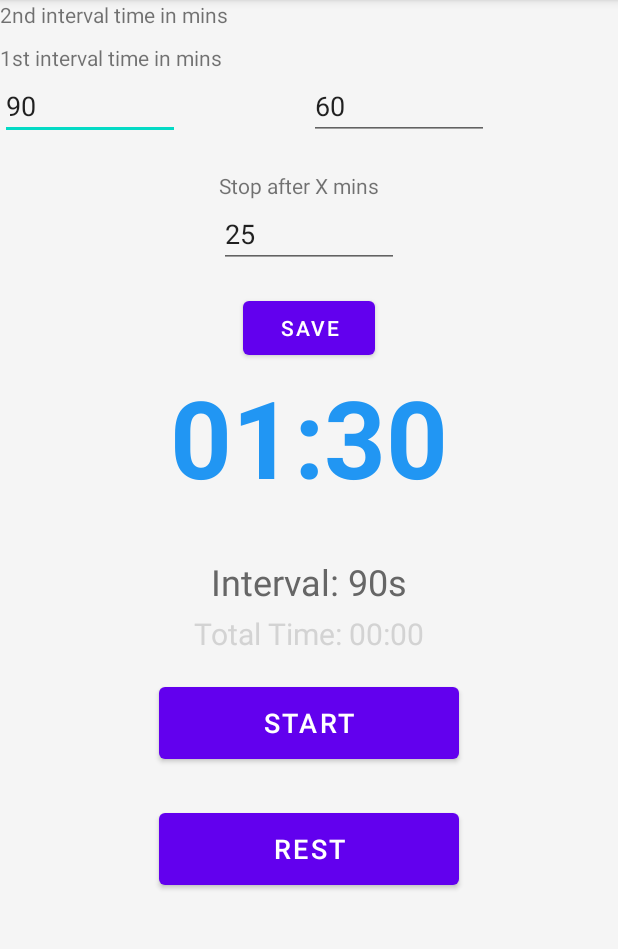
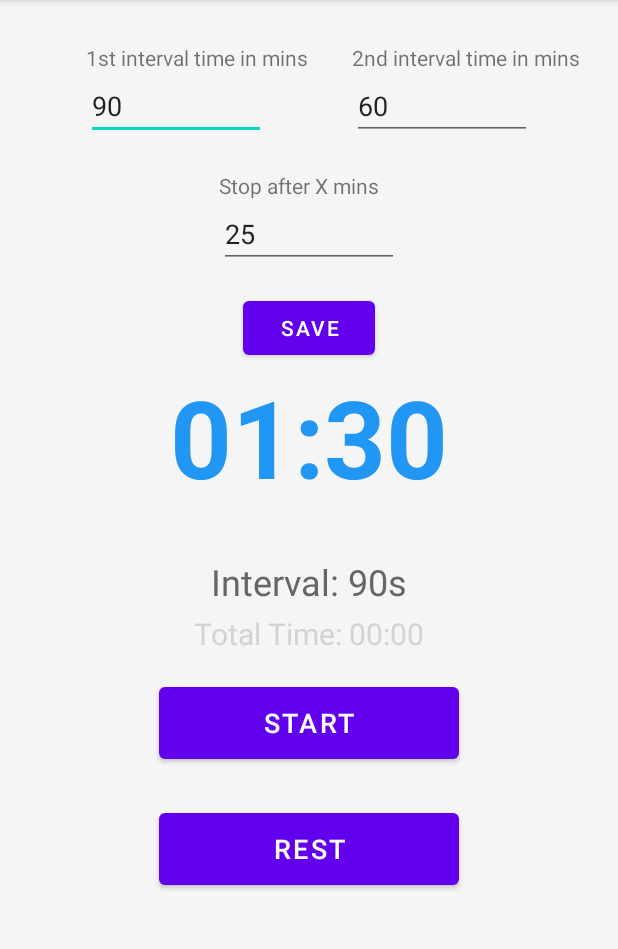
Before and after one commit to wakedappdev/TrainingTimer, an Android app: the screen it shows after launch (MainActivity), on a phone screen of 412 x 824 dp, the part 84-1033 px from its top. Run offline under Robolectric (Android 15) with nearby library versions, the phone set to English and light mode, and no system bars.

Commit message:
Resolved app start up crash

```diff
--- a/app/src/main/res/layout/activity_main.xml
+++ b/app/src/main/res/layout/activity_main.xml
@@ -37,7 +37,7 @@
         app:layout_constraintStart_toStartOf="@id/interval2Input" />
 
     <EditText
-        android.id="@+id/interval2Input"
+        android:id="@+id/interval2Input"
         android:layout_width="120dp"
         android:layout_height="wrap_content"
         android:hint="Interval 2 (s)"
```
Also changed, not shown: 38 other files.
